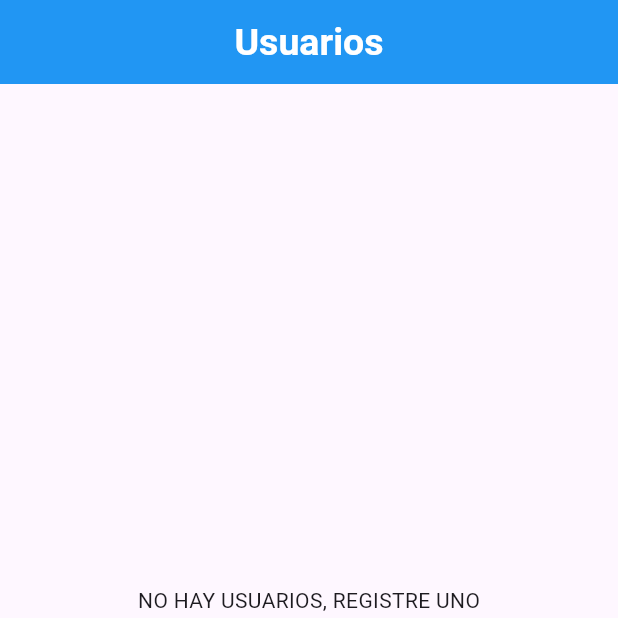
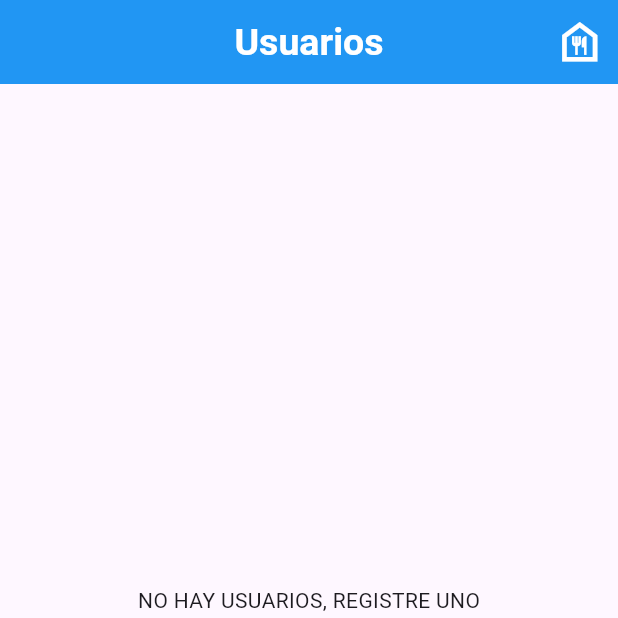
Before and after one commit to EllisLuisxD/RegistroPrueba, a Flutter app: the screen it shows after launch, on a phone screen of 412 x 824 dp, the top half of it. Run offline on Flutter 3.47's test engine with Material 3 defaults, Android fonts, the phone set to English and light mode, and no system bars.

Commit message:
Se agregó un ícono en el appbar de comidas

```diff
--- a/lib/pages/home.dart
+++ b/lib/pages/home.dart
@@ -22,6 +22,14 @@ class _HomeState extends State<Home> {
         foregroundColor: Colors.white,
         titleTextStyle: TextStyle(fontSize: 25, fontWeight: FontWeight.bold),
         backgroundColor: Colors.blue,
+        actions: [
+          IconButton(
+              onPressed: () {},
+              icon: Icon(
+                Icons.food_bank_outlined,
+                size: 35,
+              ))
+        ],
       ),
       body: usuarios.isEmpty
           ? Center(
```
